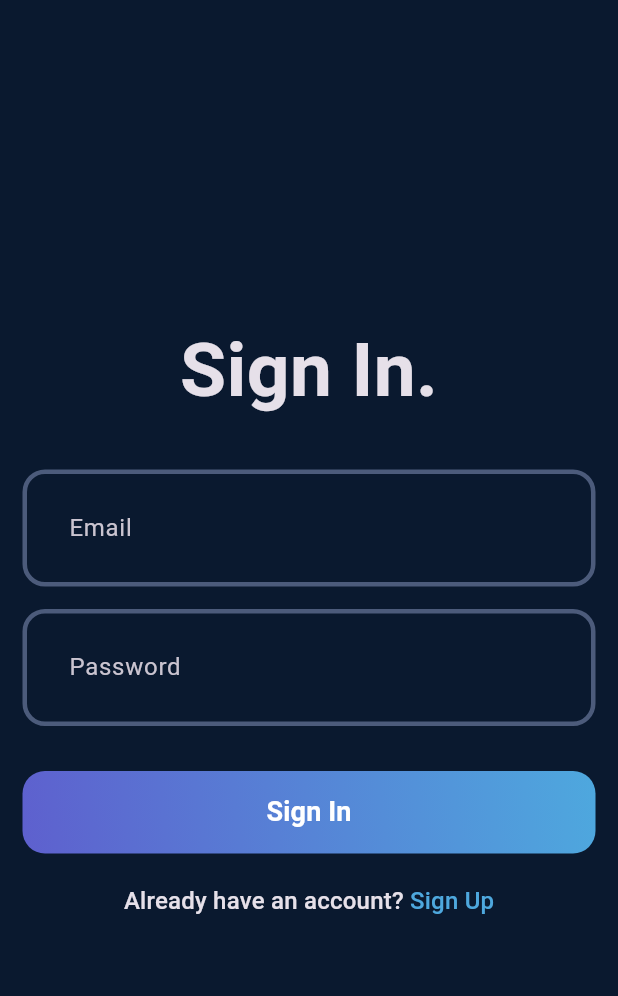
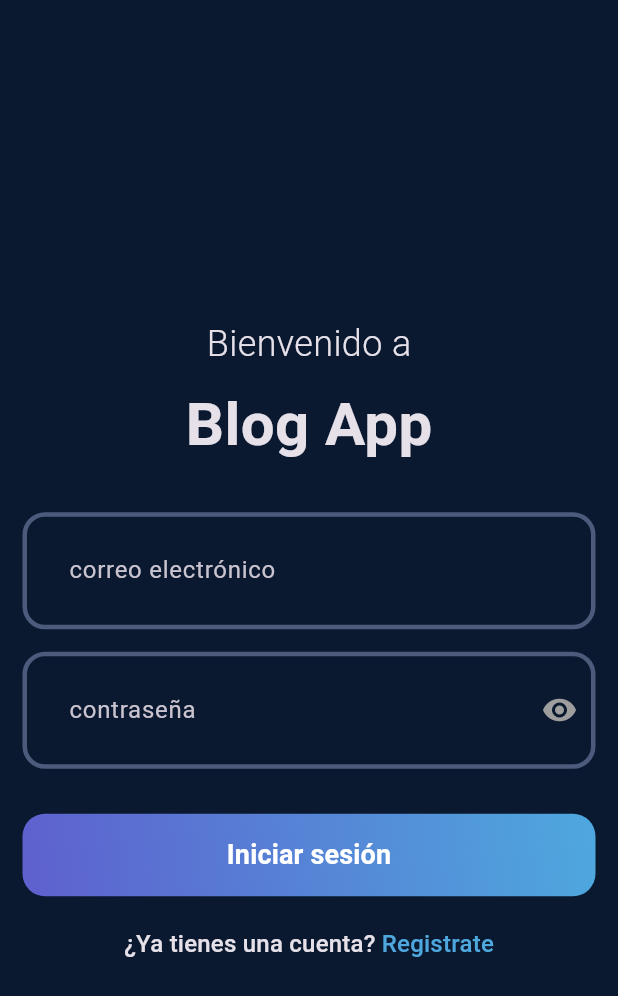
Before and after one commit to OdaFra/blogapp, a Flutter app: the screen it shows after launch, on a phone screen of 412 x 824 dp. Shown: the top 996 px of the screen. Run offline on Flutter 3.47's test engine with Material 3 defaults, Android fonts, the phone set to English and light mode, and no system bars; our stand-ins replace dotted_border, flutter_bloc, flutter_dotenv, fpdart, get_it, hive and 3 more; accounts and stored records are empty; statements that could not run were skipped.

Commit message:
refactor: Aplicamos refactor al proceso de la vista de login para animar y implementar mejoras a los textFormField.

```diff
--- a/lib/src/features/auth/data/repository/auth_repository_impl.dart
+++ b/lib/src/features/auth/data/repository/auth_repository_impl.dart
@@ -51,7 +51,7 @@ class AuthRepositoryImpl implements AuthRepository {
       if (!await connectionCheck.isConnected) {
         final session = remoteDataSource.currentUserSession;
         if (session == null) {
-          return left(Failure('User not logged in!'));
+          return left(Failure('¡Usuario no conectado!'));
         }
         return right(
           UserModel(
@@ -63,7 +63,7 @@ class AuthRepositoryImpl implements AuthRepository {
       }
       final user = await remoteDataSource.getCurrentUser();
       if (user == null) {
-        return left(Failure('User not logged in!'));
+        return left(Failure('¡Usuario no conectado!'));
       }
       return right(user);
     } on ServerException catch (e) {
--- a/lib/src/features/auth/presentation/pages/login_page.dart
+++ b/lib/src/features/auth/presentation/pages/login_page.dart
@@ -17,31 +17,64 @@ class LoginPage extends StatefulWidget {
   State<LoginPage> createState() => _LoginPageState();
 }
 
-class _LoginPageState extends State<LoginPage> {
+class _LoginPageState extends State<LoginPage>
+    with SingleTickerProviderStateMixin {
   final emailController = TextEditingController();
   final passwordController = TextEditingController();
-
   final formKey = GlobalKey<FormState>();
 
+  late AnimationController _animationController;
+  late Animation<double> _fadeAnimation;
+  late Animation<double> _scaleAnimation;
+
   @override
+  void initState() {
+    super.initState();
+
+    _animationController = AnimationController(
+      vsync: this,
+      duration: const Duration(milliseconds: 1000),
+    );
+
+    _fadeAnimation = Tween<double>(begin: 0.0, end: 1.0).animate(
+      CurvedAnimation(
+        parent: _animationController,
+        curve: Curves.easeInOut,
+      ),
+    );
+
+    _scaleAnimation = Tween<double>(begin: 0.8, end: 1.0).animate(
+      CurvedAnimation(
+        parent: _animationController,
+        curve: Curves.elasticOut,
+      ),
+    );
+
+    Future.delayed(const Duration(milliseconds: 300), () {
+      if (mounted) {
+        _animationController.forward();
+      }
+    });
+  }
+
   @override
   void dispose() {
     emailController.dispose();
     passwordController.dispose();
-
+    _animationController.dispose();
     super.dispose();
   }
 
   @override
   Widget build(BuildContext context) {
-    formKey.currentState?.validate();
     return Scaffold(
-        body: Padding(
+      body: SingleChildScrollView(
+        child: Padding(
           padding: const EdgeInsets.all(15.0),
           child: BlocConsumer<AuthBloc, AuthState>(
             listener: (context, state) {
               if (state is AuthFailure) {
-            return showSnackBar(context, state.message);
+                showSnackBar(context, state.message);
               } else if (state is AuthSuccess) {
                 Navigator.pushNamedAndRemoveUntil(
                     context, BlogPage.route(), (route) => false);
@@ -51,29 +84,63 @@ class _LoginPageState extends State<LoginPage> {
               if (state is AuthLoading) {
                 return const Center(child: Loader());
               }
-          return Form(
+              return ConstrainedBox(
+                constraints: BoxConstraints(
+                  minHeight: MediaQuery.of(context).size.height,
+                ),
+                child: Form(
                   key: formKey,
                   child: Column(
                     mainAxisAlignment: MainAxisAlignment.center,
                     children: [
-                const Text(
-                  'Sign In.',
+                      AnimatedBuilder(
+                        animation: _animationController,
+                        builder: (context, child) {
+                          return Opacity(
+                            opacity: _fadeAnimation.value,
+                            child: Transform.scale(
+                              scale: _scaleAnimation.value,
+                              child: child,
+                            ),
+                          );
+                        },
+                        child: const Column(
+                          mainAxisSize: MainAxisSize.min,
+                          children: [
+                            Text(
+                              'Bienvenido a',
                               style: TextStyle(
-                    fontSize: 50,
+                                fontSize: 24,
+                                fontWeight: FontWeight.w300,
+                              ),
+                            ),
+                            SizedBox(height: 8),
+                            Text(
+                              'Blog App',
+                              style: TextStyle(
+                                fontSize: 40,
                                 fontWeight: FontWeight.bold,
                               ),
                             ),
+                          ],
+                        ),
+                      ),
                       const SizedBox(height: 30),
-                AuthField(hinTex: 'Email', controller: emailController),
+                      AuthField(
+                        hinTex: 'correo electrónico',
+                        controller: emailController,
+                        isEmail: true,
+                      ),
                       const SizedBox(height: 15),
                       AuthField(
-                  hinTex: 'Password',
+                        hinTex: 'contraseña',
                         controller: passwordController,
                         isObscureText: true,
+                        isPassword: true,
                       ),
                       const SizedBox(height: 30),
                       AuthButton(
-                  buttonText: 'Sign In',
+                        buttonText: 'Iniciar sesión',
                         onPressed: () {
                           if (formKey.currentState!.validate()) {
                             context.read<AuthBloc>().add(AuthLogin(
@@ -85,16 +152,19 @@ class _LoginPageState extends State<LoginPage> {
                       ),
                       const SizedBox(height: 20),
                       GestureDetector(
-                  onTap: () => Navigator.push(context, SignUpPage.route()),
+                        onTap: () =>
+                            Navigator.push(context, SignUpPage.route()),
                         child: RichText(
                           text: TextSpan(
-                      text: "Already have an account?",
+                            text: "¿Ya tienes una cuenta?",
                             style: Theme.of(context).textTheme.titleMedium,
                             children: [
                               TextSpan(
-                          text: ' Sign Up',
-                          style:
-                              Theme.of(context).textTheme.titleMedium?.copyWith(
+                                text: ' Registrate',
+                                style: Theme.of(context)
+                                    .textTheme
+                                    .titleMedium
+                                    ?.copyWith(
                                       color: ColorTheme.gradient2,
                                     ),
                               ),
@@ -104,9 +174,12 @@ class _LoginPageState extends State<LoginPage> {
                       )
                     ],
                   ),
+                ),
               );
             },
           ),
-    ));
+        ),
+      ),
+    );
   }
 }
--- a/lib/src/features/auth/presentation/widgets/auth/auth_field.dart
+++ b/lib/src/features/auth/presentation/widgets/auth/auth_field.dart
@@ -1,30 +1,69 @@
+import 'package:blogapp/src/core/utils/validator_email_password.dart';
 import 'package:flutter/material.dart';
 
-class AuthField extends StatelessWidget {
+class AuthField extends StatefulWidget {
   final String hinTex;
   final TextEditingController controller;
   final bool isObscureText;
+  final bool isEmail;
+  final bool isPassword;
+
   const AuthField({
     super.key,
     required this.hinTex,
     required this.controller,
     this.isObscureText = false,
+    this.isEmail = false,
+    this.isPassword = false,
   });
+
+  @override
+  State<AuthField> createState() => _AuthFieldState();
+}
+
+class _AuthFieldState extends State<AuthField> {
+  bool _obscureText = true;
+
+  @override
+  void initState() {
+    super.initState();
+    _obscureText = widget.isObscureText;
+  }
 
   @override
   Widget build(BuildContext context) {
     return TextFormField(
       decoration: InputDecoration(
-        hintText: hinTex,
+        hintText: widget.hinTex,
+        suffixIcon: widget.isPassword
+            ? IconButton(
+                icon: Icon(
+                  _obscureText ? Icons.visibility : Icons.visibility_off,
+                  color: Colors.grey,
+                ),
+                onPressed: () {
+                  setState(() {
+                    _obscureText = !_obscureText;
+                  });
+                },
+              )
+            : null,
       ),
-      controller: controller,
+      controller: widget.controller,
+      obscureText: _obscureText,
       validator: (value) {
         if (value!.isEmpty) {
-          return 'Please enter $hinTex';
+          return 'Por favor ingresa ${widget.hinTex}';
+        }
+        if (widget.isEmail && !ValidatorEmailPassword.isValidEmail(value)) {
+          return 'Por favor ingresa un email válido';
+        }
+        if (widget.isPassword &&
+            !ValidatorEmailPassword.isValidPassword(value)) {
+          return 'La contraseña debe tener al menos 6 caracteres, una mayúscula y un carácter especial';
         }
         return null;
       },
-      obscureText: isObscureText,
     );
   }
 }
```
Lines whose indentation alone changed are shown as unchanged.
